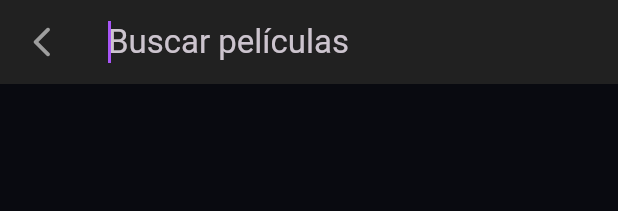
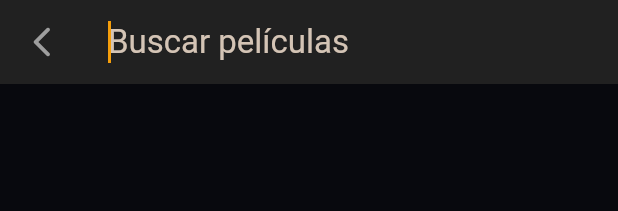
Before and after one commit to Edgar-Cbr/Practicas_DMI_230496, a Flutter app: the CustomAppbar widget shown alone on an empty page, opened directly, after a tap on the "search" icon, on a phone screen of 412 x 824 dp. Shown: the top 211 px of the screen. Run offline on Flutter 3.47's test engine with Material 3 defaults, Android fonts, the phone set to English and light mode, and no system bars; our stand-ins replace animate_do, card_swiper, dio, flutter_dotenv, flutter_riverpod, go_router and 6 more; missing offline and left inert: pointer_interceptor, webview_flutter_android; accounts and stored records are empty; generated files the repository leaves out were written again; network calls fail.

Commit message:
feat(cinemapedia): nuevo logo solaris aperture, loader animado cinema reel y estetica de alta gama

```diff
--- a/Practica06/cinemapedia/lib/config/theme/app_theme.dart
+++ b/Practica06/cinemapedia/lib/config/theme/app_theme.dart
@@ -2,28 +2,29 @@ import 'package:flutter/material.dart';
 
 class AppTheme {
 
-  // Paleta moderna de cine oscuro:
-  // Fondo obsidiana cinematográfico, acento púrpura eléctrico neón,
-  // toques cian para contraste y oro ámbar para calificaciones.
-  static const Color darkBackground = Color(0xFF090A10);
-  static const Color surfaceColor = Color(0xFF131522);
-  static const Color cardColor = Color(0xFF1A1D2E);
-  static const Color primaryNeon = Color(0xFFA855F7); // Púrpura eléctrico
-  static const Color secondaryNeon = Color(0xFF06B6D4); // Cian vibrante
-  static const Color ratingGold = Color(0xFFFBBF24); // Oro de estrellas
+  // Paleta de Alta Gama Cinematográfica:
+  // Fondo obsidiana terciopelo, acento en Oro Ámbar cinematográfico (Golden Age / Oscars),
+  // reflejos en Cian Láser y contraste con titanio ahumado.
+  static const Color darkBackground = Color(0xFF08090E);
+  static const Color surfaceColor = Color(0xFF111420);
+  static const Color cardColor = Color(0xFF161926);
+  static const Color primaryGold = Color(0xFFF59E0B); // Oro ámbar estelar
+  static const Color secondaryCyan = Color(0xFF06B6D4); // Cian vibrante
+  static const Color rubyAccent = Color(0xFFEF4444); // Rubí para favoritos
+  static const Color ratingGold = Color(0xFFFBBF24); // Estrellas doradas
 
   ThemeData getTheme() {
     final colorScheme = ColorScheme.fromSeed(
-      seedColor: primaryNeon,
+      seedColor: primaryGold,
       brightness: Brightness.dark,
       surface: surfaceColor,
     ).copyWith(
-      primary: primaryNeon,
-      secondary: secondaryNeon,
-      tertiary: ratingGold,
+      primary: primaryGold,
+      secondary: secondaryCyan,
+      tertiary: rubyAccent,
       surface: surfaceColor,
       surfaceContainer: cardColor,
-      outline: Colors.white.withValues(alpha: 0.12),
+      outline: Colors.white.withValues(alpha: 0.1),
     );
 
     return ThemeData(
@@ -40,22 +41,22 @@ class AppTheme {
       ),
       cardTheme: CardThemeData(
         color: cardColor,
-        elevation: 4,
+        elevation: 6,
         shape: RoundedRectangleBorder(
           borderRadius: BorderRadius.circular(16),
           side: BorderSide(
-            color: Colors.white.withValues(alpha: 0.06),
+            color: primaryGold.withValues(alpha: 0.15),
             width: 1,
           ),
         ),
       ),
       chipTheme: ChipThemeData(
         backgroundColor: surfaceColor,
-        labelStyle: const TextStyle(fontSize: 12, fontWeight: FontWeight.w500),
+        labelStyle: const TextStyle(fontSize: 12, fontWeight: FontWeight.w600),
         shape: RoundedRectangleBorder(
           borderRadius: BorderRadius.circular(20),
           side: BorderSide(
-            color: Colors.white.withValues(alpha: 0.1),
+            color: primaryGold.withValues(alpha: 0.3),
             width: 1,
           ),
         ),
@@ -63,7 +64,7 @@ class AppTheme {
       bottomNavigationBarTheme: const BottomNavigationBarThemeData(
         backgroundColor: Colors.transparent,
         elevation: 0,
-        selectedItemColor: primaryNeon,
+        selectedItemColor: primaryGold,
         unselectedItemColor: Colors.white54,
       ),
     );
--- a/Practica06/cinemapedia/lib/presentation/delegates/search_movie_delegate.dart
+++ b/Practica06/cinemapedia/lib/presentation/delegates/search_movie_delegate.dart
@@ -180,7 +180,7 @@ class _MovieItem extends StatelessWidget {
                     height: 130,
                     fit: BoxFit.cover,
                     image: NetworkImage(movie.posterPath),
-                    placeholder: const AssetImage('assets/loaders/bottle-loader.gif'),
+                    placeholder: const AssetImage('assets/loaders/cinema-loader.gif'),
                   )
                 ),
               ),
--- a/Practica06/cinemapedia/lib/presentation/widgets/actors/actors_by_movie.dart
+++ b/Practica06/cinemapedia/lib/presentation/widgets/actors/actors_by_movie.dart
@@ -55,7 +55,7 @@ class ActorsByMovie extends ConsumerWidget {
                       height: 180,
                       width: 135,
                       fit: BoxFit.cover,
-                      placeholder: const AssetImage('assets/loaders/bottle-loader.gif'),
+                      placeholder: const AssetImage('assets/loaders/cinema-loader.gif'),
                       image: NetworkImage(
                         actor.profilePath,
                       ),
--- a/Practica06/cinemapedia/lib/presentation/widgets/movies/movie_horizontal_listview.dart
+++ b/Practica06/cinemapedia/lib/presentation/widgets/movies/movie_horizontal_listview.dart
@@ -123,7 +123,7 @@ class _Slide extends StatelessWidget {
                       width: double.infinity,
                       height: double.infinity,
                       fit: BoxFit.cover,
-                      placeholder: const AssetImage('assets/loaders/bottle-loader.gif'),
+                      placeholder: const AssetImage('assets/loaders/cinema-loader.gif'),
                       image: NetworkImage(movie.posterPath),
                     ),
                   ),
--- a/Practica06/cinemapedia/lib/presentation/widgets/movies/movie_poster_link.dart
+++ b/Practica06/cinemapedia/lib/presentation/widgets/movies/movie_poster_link.dart
@@ -42,7 +42,7 @@ class MoviePosterLink extends StatelessWidget {
                 width: double.infinity,
                 height: double.infinity,
                 fit: BoxFit.cover,
-                placeholder: const AssetImage('assets/loaders/bottle-loader.gif'),
+                placeholder: const AssetImage('assets/loaders/cinema-loader.gif'),
                 image: NetworkImage(movie.posterPath),
               ),
             ),
--- a/Practica06/cinemapedia/lib/presentation/widgets/movies/movies_slideshow.dart
+++ b/Practica06/cinemapedia/lib/presentation/widgets/movies/movies_slideshow.dart
@@ -176,7 +176,7 @@ class _Slide extends StatelessWidget {
                 // Imagen de fondo con placeholder animado
                 FadeInImage(
                   fit: BoxFit.cover,
-                  placeholder: const AssetImage('assets/loaders/bottle-loader.gif'),
+                  placeholder: const AssetImage('assets/loaders/cinema-loader.gif'),
                   image: NetworkImage(movie.backdropPath),
                 ),
 
--- a/Practica06/cinemapedia/lib/presentation/widgets/shared/cinemapedia_logo.dart
+++ b/Practica06/cinemapedia/lib/presentation/widgets/shared/cinemapedia_logo.dart
@@ -1,11 +1,12 @@
 import 'dart:math' as math;
 import 'package:flutter/material.dart';
 
-/// Logo oficial de Cinemapedia:
-/// Un emblema cinematográfico moderno con un prisma de reproducción ("Play")
-/// luminoso en el centro y un escudo hexagonal facetado con muescas de claqueta.
+/// Nuevo Logotipo oficial de Cinemapedia:
+/// "Solaris Cinema Aperture" — Un emblema de lente de cámara cinematográfica
+/// de alta precisión con aspas de obturador en oro ámbar, acentos láser cian
+/// y un prisma central de reproducción ("Play") luminoso.
 ///
-/// El parámetro [progress] permite animar el trazo del logotipo de 0 (inicio) a 1 (completo).
+/// El parámetro [progress] permite animar el trazo del logotipo de 0 a 1 en el SplashScreen.
 class CinemapediaLogo extends StatelessWidget {
   final double size;
   final double progress;
@@ -30,11 +31,12 @@ class CinemapediaLogoPainter extends CustomPainter {
 
   CinemapediaLogoPainter({required this.progress});
 
-  // Paleta moderna cinematográfica
-  static const _violet = Color(0xFF8B5CF6);
-  static const _cyan = Color(0xFF06B6D4);
-  static const _pink = Color(0xFFEC4899);
-  static const _deep = Color(0xFF16122A);
+  // Paleta de Oro & Titanio Cinematográfico
+  static const _goldBright = Color(0xFFFBBF24);
+  static const _goldDeep = Color(0xFFD97706);
+  static const _cyanNeon = Color(0xFF06B6D4);
+  static const _darkCore = Color(0xFF10131F);
+  static const _whiteGlow = Color(0xFFFFFFFF);
 
   @override
   void paint(Canvas canvas, Size size) {
@@ -43,115 +45,115 @@ class CinemapediaLogoPainter extends CustomPainter {
 
     final cx = size.width / 2;
     final cy = size.height / 2;
-    final r = (side / 2) * 0.88;
-    final strokeWidth = math.max(1.8, side * 0.07);
+    final center = Offset(cx, cy);
+    final r = side * 0.46;
 
-    final currentProgress = progress.clamp(0.0, 1.0);
+    final p = progress.clamp(0.0, 1.0);
 
-    // 1. Fondo interior oscuro del escudo
-    if (currentProgress > 0.2) {
-      final bgOpacity = ((currentProgress - 0.2) / 0.8).clamp(0.0, 1.0);
-      final bgPaint = Paint()
-        ..color = _deep.withValues(alpha: 0.85 * bgOpacity)
+    // 1. Aura circular de fondo
+    if (p > 0.1) {
+      final glowPaint = Paint()
+        ..color = _goldDeep.withValues(alpha: 0.18 * p)
         ..style = PaintingStyle.fill;
-
-      final hexPath = _buildHexagonPath(Offset(cx, cy), r);
-      canvas.drawPath(hexPath, bgPaint);
+      canvas.drawCircle(center, r * 0.96, glowPaint);
     }
 
-    // 2. Trazo hexagonal exterior progresivo
-    if (currentProgress > 0.0) {
-      final borderPaint = Paint()
-        ..style = PaintingStyle.stroke
-        ..strokeWidth = strokeWidth
-        ..strokeCap = StrokeCap.round
-        ..strokeJoin = StrokeJoin.round
-        ..shader = const LinearGradient(
-          begin: Alignment.topLeft,
-          end: Alignment.bottomRight,
-          colors: [_violet, _cyan, _pink],
-        ).createShader(Rect.fromCircle(center: Offset(cx, cy), radius: r));
+    // 2. Anillo exterior de película / carrete
+    final ringPaint = Paint()
+      ..color = _goldBright
+      ..style = PaintingStyle.stroke
+      ..strokeWidth = math.max(1.8, side * 0.055)
+      ..strokeCap = StrokeCap.round;
 
-      final hexPath = _buildHexagonPath(Offset(cx, cy), r);
+    final sweepAngle = 2 * math.pi * p;
+    canvas.drawArc(
+      Rect.fromCircle(center: center, radius: r * 0.88),
+      -math.pi / 2,
+      sweepAngle,
+      false,
+      ringPaint,
+    );
 
-      // Extraer solo la porción correspondiente a progress
-      final pathMetrics = hexPath.computeMetrics();
-      for (final metric in pathMetrics) {
-        final extractLength = metric.length * math.min(1.0, currentProgress * 1.25);
-        final extracted = metric.extractPath(0, extractLength);
-        canvas.drawPath(extracted, borderPaint);
+    // 3. Aspas de la apertura cinematográfica (6 aspas geométricas en espiral)
+    if (p > 0.3) {
+      final bladeProgress = ((p - 0.3) / 0.7).clamp(0.0, 1.0);
+      const bladeCount = 6;
+      final bladeR = r * 0.76;
+      final innerR = r * 0.32;
+
+      for (int i = 0; i < bladeCount; i++) {
+        final baseAngle = (i * 2 * math.pi / bladeCount) + (bladeProgress * 0.4);
+        final nextAngle = ((i + 1) * 2 * math.pi / bladeCount) + (bladeProgress * 0.4);
+
+        final p1 = Offset(
+          cx + innerR * math.cos(baseAngle),
+          cy + innerR * math.sin(baseAngle),
+        );
+        final p2 = Offset(
+          cx + bladeR * math.cos(baseAngle + 0.3),
+          cy + bladeR * math.sin(baseAngle + 0.3),
+        );
+        final p3 = Offset(
+          cx + bladeR * math.cos(nextAngle),
+          cy + bladeR * math.sin(nextAngle),
+        );
+
+        final bladePath = Path()
+          ..moveTo(p1.dx, p1.dy)
+          ..lineTo(p2.dx, p2.dy)
+          ..lineTo(p3.dx, p3.dy)
+          ..close();
+
+        final bladeColor = (i % 2 == 0)
+            ? _goldDeep.withValues(alpha: 0.85 * bladeProgress)
+            : _darkCore.withValues(alpha: 0.95 * bladeProgress);
+
+        final bladeFill = Paint()
+          ..color = bladeColor
+          ..style = PaintingStyle.fill;
+
+        canvas.drawPath(bladePath, bladeFill);
+
+        final bladeStroke = Paint()
+          ..color = _goldBright.withValues(alpha: 0.6 * bladeProgress)
+          ..style = PaintingStyle.stroke
+          ..strokeWidth = math.max(1.0, side * 0.02);
+
+        canvas.drawPath(bladePath, bladeStroke);
       }
     }
 
-    // 3. Muescas superiores de claqueta de cine
-    if (currentProgress >= 0.5) {
-      final notchProgress = ((currentProgress - 0.5) / 0.5).clamp(0.0, 1.0);
-      final notchPaint = Paint()
-        ..color = _pink.withValues(alpha: notchProgress)
-        ..strokeWidth = math.max(1.5, strokeWidth * 0.65)
-        ..strokeCap = StrokeCap.round;
+    // 4. Borde neón cian fino alrededor del núcleo
+    if (p > 0.5) {
+      final cyanPaint = Paint()
+        ..color = _cyanNeon.withValues(alpha: 0.8 * ((p - 0.5) / 0.5))
+        ..style = PaintingStyle.stroke
+        ..strokeWidth = math.max(1.2, side * 0.035);
 
-      for (int k = -2; k <= 2; k++) {
-        final tickX = cx + k * (side * 0.08);
-        final tickY1 = cy - r * 0.72;
-        final tickY2 = cy - r * 0.54;
-        canvas.drawLine(Offset(tickX, tickY1), Offset(tickX, tickY2), notchPaint);
-      }
+      canvas.drawCircle(center, r * 0.36, cyanPaint);
     }
 
-    // 4. Prisma central de reproducción ("Play") con brillo
-    if (currentProgress >= 0.35) {
-      final playProgress = ((currentProgress - 0.35) / 0.65).clamp(0.0, 1.0);
-      final playScale = playProgress;
-      final playR = (side * 0.22) * playScale;
-      final optOffset = side * 0.025 * playScale;
+    // 5. Prisma de reproducción ("Play") en el centro
+    if (p > 0.6) {
+      final playProgress = ((p - 0.6) / 0.4).clamp(0.0, 1.0);
+      final playSize = r * 0.28 * playProgress;
 
-      final playPath = Path();
-      final p1 = Offset(cx - playR * 0.65 + optOffset, cy - playR * 0.85);
-      final p2 = Offset(cx + playR * 1.05 + optOffset, cy);
-      final p3 = Offset(cx - playR * 0.65 + optOffset, cy + playR * 0.85);
+      final pt1 = Offset(cx - playSize * 0.65, cy - playSize * 0.8);
+      final pt2 = Offset(cx - playSize * 0.65, cy + playSize * 0.8);
+      final pt3 = Offset(cx + playSize * 0.95, cy);
 
-      playPath.moveTo(p1.dx, p1.dy);
-      playPath.lineTo(p2.dx, p2.dy);
-      playPath.lineTo(p3.dx, p3.dy);
-      playPath.close();
+      final playPath = Path()
+        ..moveTo(pt1.dx, pt1.dy)
+        ..lineTo(pt2.dx, pt2.dy)
+        ..lineTo(pt3.dx, pt3.dy)
+        ..close();
 
-      // Relleno gradiente del triángulo
       final playPaint = Paint()
-        ..style = PaintingStyle.fill
-        ..shader = const LinearGradient(
-          begin: Alignment.topCenter,
-          end: Alignment.bottomRight,
-          colors: [Color(0xFF22D3EE), Color(0xFFF43F5E), Color(0xFF8B5CF6)],
-        ).createShader(Rect.fromCircle(center: Offset(cx, cy), radius: playR));
+        ..color = _whiteGlow
+        ..style = PaintingStyle.fill;
 
       canvas.drawPath(playPath, playPaint);
-
-      // Trazo fino blanco para resaltar bordes
-      final playBorder = Paint()
-        ..style = PaintingStyle.stroke
-        ..color = Colors.white.withValues(alpha: 0.85 * playProgress)
-        ..strokeWidth = math.max(1.0, strokeWidth * 0.3)
-        ..strokeJoin = StrokeJoin.round;
-
-      canvas.drawPath(playPath, playBorder);
     }
-  }
-
-  Path _buildHexagonPath(Offset center, double radius) {
-    final path = Path();
-    for (int i = 0; i < 6; i++) {
-      final angle = (i * 60 - 30) * math.pi / 180;
-      final x = center.dx + radius * math.cos(angle);
-      final y = center.dy + radius * math.sin(angle);
-      if (i == 0) {
-        path.moveTo(x, y);
-      } else {
-        path.lineTo(x, y);
-      }
-    }
-    path.close();
-    return path;
   }
 
   @override
--- a/Practica06/cinemapedia/lib/presentation/widgets/shared/custom_appbar.dart
+++ b/Practica06/cinemapedia/lib/presentation/widgets/shared/custom_appbar.dart
@@ -22,22 +22,27 @@ class CustomAppbar extends ConsumerWidget {
       child: ClipRRect(
         borderRadius: BorderRadius.circular(22),
         child: BackdropFilter(
-            filter: ImageFilter.blur(sigmaX: 14, sigmaY: 14),
+          filter: ImageFilter.blur(sigmaX: 16, sigmaY: 16),
           child: Container(
             height: 54,
             padding: const EdgeInsets.symmetric(horizontal: 10),
             decoration: BoxDecoration(
-                color: const Color(0xCC10121E),
+              color: const Color(0xDD0E111C),
               borderRadius: BorderRadius.circular(22),
               border: Border.all(
-                  color: Colors.white.withValues(alpha: 0.1),
-                  width: 1,
+                color: colors.primary.withValues(alpha: 0.35),
+                width: 1.2,
               ),
               boxShadow: [
                 BoxShadow(
-                    color: Colors.black.withValues(alpha: 0.35),
-                    blurRadius: 12,
+                  color: Colors.black.withValues(alpha: 0.4),
+                  blurRadius: 14,
                   offset: const Offset(0, 4),
+                ),
+                BoxShadow(
+                  color: colors.primary.withValues(alpha: 0.1),
+                  blurRadius: 10,
+                  offset: const Offset(0, 1),
                 ),
               ],
             ),
@@ -63,11 +68,11 @@ class CustomAppbar extends ConsumerWidget {
 
                 const SizedBox(width: 4),
 
-                  //* Logo oficial vectorizado
-                  const CinemapediaLogo(size: 26),
+                //* Nuevo Logo oficial vectorizado
+                const CinemapediaLogo(size: 28),
                 const SizedBox(width: 8),
 
-                  //* Título con estilo de marca cinemática
+                //* Título con estilo de marca cinemática dorada
                 RichText(
                   text: TextSpan(
                     children: [
@@ -95,13 +100,13 @@ class CustomAppbar extends ConsumerWidget {
 
                 const Spacer(),
 
-                  //* Botón de búsqueda con efecto botón de cristal
+                //* Botón de búsqueda con efecto botón de cristal dorado
                 Material(
-                    color: colors.primary.withValues(alpha: 0.15),
+                  color: colors.primary.withValues(alpha: 0.18),
                   shape: RoundedRectangleBorder(
                     borderRadius: BorderRadius.circular(16),
                     side: BorderSide(
-                        color: colors.primary.withValues(alpha: 0.3),
+                      color: colors.primary.withValues(alpha: 0.45),
                       width: 1,
                     ),
                   ),
@@ -118,13 +123,15 @@ class CustomAppbar extends ConsumerWidget {
                     onPressed: () {
                       final searchedMovies = ref.read(searchedMoviesProvider);
                       final searchQuery = ref.read(searchQueryProvider);
-                        final isSeries = ref.read(catalogTypeProvider) == CatalogType.series;
+                      final isSeries =
+                          ref.read(catalogTypeProvider) == CatalogType.series;
 
                       showSearch<Movie?>(
                         query: searchQuery,
                         context: context,
                         delegate: SearchMovieDelegate(
-                            searchLabel: isSeries ? t.searchSeries : t.searchMovies,
+                          searchLabel:
+                              isSeries ? t.searchSeries : t.searchMovies,
                           initialMovies: searchedMovies,
                           searchMovies: ref
                               .read(searchedMoviesProvider.notifier)
```
Also changed, not shown: Practica06/cinemapedia/lib/presentation/widgets/shared/custom_bottom_navigation.dart (+14 -9 lines), Practica06/cinemapedia/lib/presentation/widgets/shared/side_menu.dart (+23 -21 lines), Practica06/cinemapedia/assets/icon/app_icon.png, Practica06/cinemapedia/assets/loaders/bottle-loader.gif, Practica06/cinemapedia/assets/loaders/cinema-loader.gif (added), 9 other files. Lines whose indentation alone changed are shown as unchanged.
